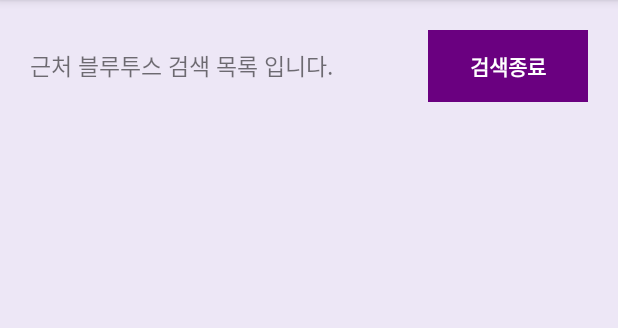
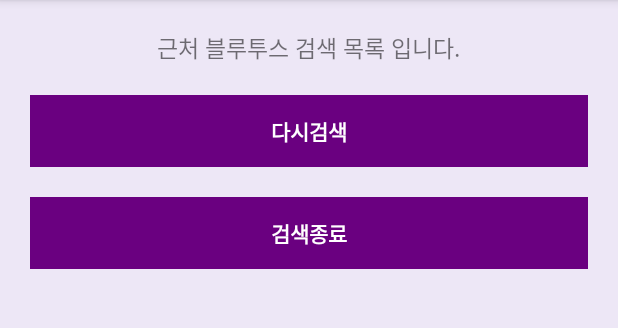
Before and after one commit to Bohyunnn/BLE_Scanning, an Android app: the NearDistanceBLEActivity screen opened directly, with no data from a screen before it, on a phone screen of 412 x 824 dp, the part 84-412 px from its top. Run offline under Robolectric (Android 15) with nearby library versions, the phone set to English and light mode, and no system bars.

Commit message:
근처 블루투스 재검색 + 서비스 끊겼을때 map 마커

```diff
--- a/app/src/main/java/com/example/hansung/ifindthanq/mapBLE/MapsActivity.java
+++ b/app/src/main/java/com/example/hansung/ifindthanq/mapBLE/MapsActivity.java
@@ -72,6 +72,9 @@ public class MapsActivity extends AppCompatActivity implements OnMapReadyCallbac
 
         String locationName = getAddress(getApplicationContext(), mapLocation.getLatitude(), mapLocation.getLongitude());
 
+//        맵에 마커 표시(MapsActivity.java)
+//        mapsqlite에서 [registerName, registerDevice, longitude, latitude, Date] 전체 다 가져오는 코드
+
         MarkerOptions markerOptions = new MarkerOptions();
 
         markerOptions.position(location);
--- a/app/src/main/java/com/example/hansung/ifindthanq/nearBLE/NearDistanceBLEActivity.java
+++ b/app/src/main/java/com/example/hansung/ifindthanq/nearBLE/NearDistanceBLEActivity.java
@@ -10,8 +10,10 @@ import android.support.v7.app.AppCompatActivity;
 import android.os.Bundle;
 import android.support.v7.widget.LinearLayoutManager;
 import android.support.v7.widget.RecyclerView;
+import android.util.Log;
 import android.view.MenuItem;
 import android.view.View;
+import android.widget.Button;
 import android.widget.Toast;
 
 import com.example.hansung.ifindthanq.R;
@@ -27,6 +29,8 @@ public class NearDistanceBLEActivity extends AppCompatActivity {
     private CustomNearAdapter adp;
     private Thread t = null;
     private ArrayList<NearBLE> nearBLES;
+    private Button startButton;
+    private IntentFilter filter;
 
     @Override
     protected void onCreate(Bundle savedInstanceState) {
@@ -37,6 +41,8 @@ public class NearDistanceBLEActivity extends AppCompatActivity {
 
         nearBLES = new ArrayList<>();
 
+        startButton = (Button) findViewById(R.id.startButton);
+
         adp = new CustomNearAdapter(nearBLES);
         RecyclerView recyclerView = (RecyclerView) findViewById(R.id.recyclerView);
         recyclerView.setAdapter(adp);
@@ -44,7 +50,7 @@ public class NearDistanceBLEActivity extends AppCompatActivity {
         mBluetoothAdapter = BluetoothAdapter.getDefaultAdapter();
         mBluetoothAdapter.startDiscovery();
 
-        IntentFilter filter = new IntentFilter(BluetoothDevice.ACTION_FOUND);
+        filter = new IntentFilter(BluetoothDevice.ACTION_FOUND);
         registerReceiver(mReceiver, filter);
     }
 
@@ -109,10 +115,10 @@ public class NearDistanceBLEActivity extends AppCompatActivity {
 
                 nearBLES.add(new NearBLE(deviceName, device.getAddress(), getTime, rssiResult, distance));
 
-                // System.out.println("[Device]==> Mac: " + device.getAddress() + "/ Name: " + device.getName() + "/UUID: " + device.getUuids());
+                // System.out.println("[Device]==> Mac: " + device.getAddressadp.setContext(context);() + "/ Name: " + device.getName() + "/UUID: " + device.getUuids());
                 // Log.i("BT", device.getName() + "\n" + device.getAddress());
 
-                adp.setContext(context);
+
                 RecyclerView list = (RecyclerView) findViewById(R.id.recyclerView);
                 list.setAdapter(adp);
             }
@@ -121,7 +127,23 @@ public class NearDistanceBLEActivity extends AppCompatActivity {
 
     public void stopUpdateThread(View v) {
         if (t != null)
-            t.interrupt();
+            mBluetoothAdapter.cancelDiscovery();
+    }
+
+    //블루투스 검색 버튼 클릭
+    public void startUpdateThread(View v) {
+        //검색버튼 비활성화
+        startButton.setEnabled(false);
+        //mBluetoothAdapter.isDiscovering() : 블루투스 검색중인지 여부 확인
+        //mBluetoothAdapter.cancelDiscovery() : 블루투스 검색 취소
+        if (mBluetoothAdapter.isDiscovering()) {
+            mBluetoothAdapter.cancelDiscovery();
+        }
+        Log.d("restart", ">>>>>>>재검색중...");
+
+        mBluetoothAdapter.startDiscovery();
+        filter = new IntentFilter(BluetoothDevice.ACTION_FOUND);
+        registerReceiver(mReceiver, filter);
     }
 
     @Override
--- a/app/src/main/res/layout/activity_near_distance_ble.xml
+++ b/app/src/main/res/layout/activity_near_distance_ble.xml
@@ -14,7 +14,7 @@
         android:layout_height="wrap_content"
         android:layout_margin="10dp"
         android:gravity="center"
-        android:orientation="horizontal">
+        android:orientation="vertical">
 
         <TextView
             android:layout_width="wrap_content"
@@ -25,9 +25,25 @@
             android:textSize="15sp" />
 
         <Button
+            android:id="@+id/startButton"
+            style="@style/Widget.AppCompat.Button.Borderless"
+            android:layout_width="match_parent"
+            android:layout_height="wrap_content"
+            android:layout_gravity="left|center_vertical"
+            android:layout_margin="10dp"
+            android:layout_weight="7"
+            android:background="@color/toobar_purple"
+            android:onClick="startUpdateThread"
+            android:text="다시검색"
+            android:textAlignment="center"
+            android:textColor="@color/white"
+            android:textSize="14sp"
+            android:textStyle="bold" />
+
+        <Button
             android:id="@+id/button"
             style="@style/Widget.AppCompat.Button.Borderless"
-            android:layout_width="100dp"
+            android:layout_width="match_parent"
             android:layout_height="wrap_content"
             android:layout_gravity="left|center_vertical"
             android:layout_margin="10dp"
```
Also changed, not shown: app/src/main/java/com/example/hansung/ifindthanq/BluetoothService.java (+10 -2 lines), app/src/main/res/layout/activity_loading.xml (+13 -11 lines).
